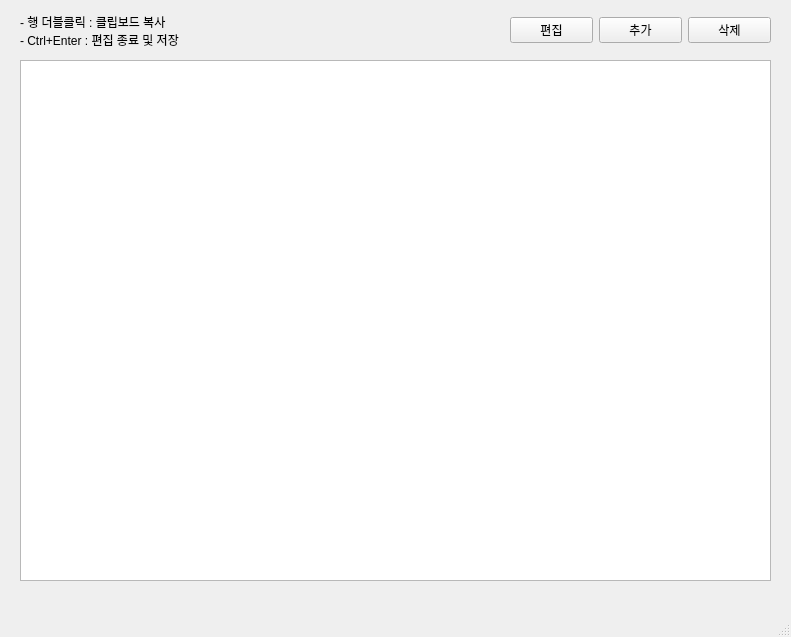
Before: the Qt Designer form view.ui in redzisu/memo-py, drawn with Qt 5.
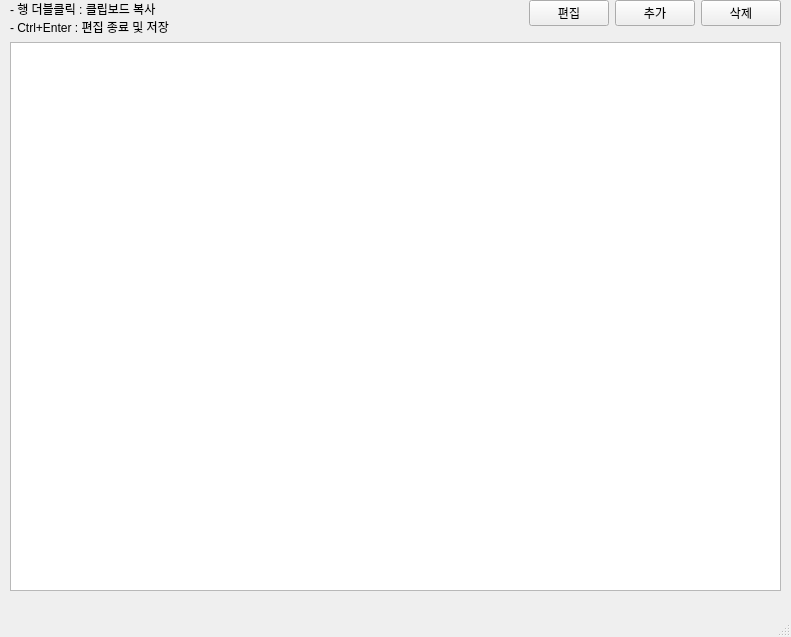
After: the same form once the commit is applied.

Diff of the .ui file:
```diff
--- a/view.ui
+++ b/view.ui
@@ -10,19 +10,60 @@
     <height>637</height>
    </rect>
   </property>
+  <property name="sizePolicy">
+   <sizepolicy hsizetype="Expanding" vsizetype="Expanding">
+    <horstretch>0</horstretch>
+    <verstretch>0</verstretch>
+   </sizepolicy>
+  </property>
+  <property name="minimumSize">
+   <size>
+    <width>0</width>
+    <height>0</height>
+   </size>
+  </property>
+  <property name="focusPolicy">
+   <enum>Qt::FocusPolicy::NoFocus</enum>
+  </property>
   <property name="windowTitle">
    <string>View</string>
   </property>
   <widget class="QWidget" name="centralwidget">
+   <property name="sizePolicy">
+    <sizepolicy hsizetype="Expanding" vsizetype="Expanding">
+     <horstretch>0</horstretch>
+     <verstretch>0</verstretch>
+    </sizepolicy>
+   </property>
+   <widget class="QWidget" name="formLayoutWidget">
+    <property name="geometry">
+     <rect>
+      <x>10</x>
+      <y>0</y>
+      <width>771</width>
+      <height>591</height>
+     </rect>
+    </property>
+    <layout class="QFormLayout" name="formLayout">
+     <property name="sizeConstraint">
+      <enum>QLayout::SizeConstraint::SetDefaultConstraint</enum>
+     </property>
+     <property name="fieldGrowthPolicy">
+      <enum>QFormLayout::FieldGrowthPolicy::ExpandingFieldsGrow</enum>
+     </property>
+     <property name="rowWrapPolicy">
+      <enum>QFormLayout::RowWrapPolicy::DontWrapRows</enum>
+     </property>
+     <item row="0" column="0">
+      <widget class="QLabel" name="label">
+       <property name="text">
+        <string>- 행 더블클릭 : 클립보드 복사
+- Ctrl+Enter : 편집 종료 및 저장</string>
+       </property>
+      </widget>
+     </item>
+     <item row="1" column="0" colspan="2">
    <widget class="QListWidget" name="grd_list">
-    <property name="geometry">
-     <rect>
-      <x>20</x>
-      <y>60</y>
-      <width>751</width>
-      <height>521</height>
-     </rect>
-    </property>
     <property name="styleSheet">
      <string notr="true"/>
     </property>
@@ -32,6 +73,9 @@
     <property name="verticalScrollBarPolicy">
      <enum>Qt::ScrollBarPolicy::ScrollBarAsNeeded</enum>
     </property>
+       <property name="sizeAdjustPolicy">
+        <enum>QAbstractScrollArea::SizeAdjustPolicy::AdjustToContents</enum>
+       </property>
     <property name="textElideMode">
      <enum>Qt::TextElideMode::ElideNone</enum>
     </property>
@@ -42,18 +86,33 @@
      <set>Qt::AlignmentFlag::AlignLeading|Qt::AlignmentFlag::AlignLeft|Qt::AlignmentFlag::AlignTop</set>
     </property>
    </widget>
-   <widget class="QWidget" name="horizontalLayoutWidget">
-    <property name="geometry">
-     <rect>
-      <x>510</x>
-      <y>10</y>
-      <width>261</width>
-      <height>41</height>
-     </rect>
-    </property>
+     </item>
+     <item row="0" column="1">
     <layout class="QHBoxLayout" name="horizontalLayout">
+       <property name="sizeConstraint">
+        <enum>QLayout::SizeConstraint::SetDefaultConstraint</enum>
+       </property>
+       <item>
+        <spacer name="horizontalSpacer">
+         <property name="orientation">
+          <enum>Qt::Orientation::Horizontal</enum>
+         </property>
+         <property name="sizeHint" stdset="0">
+          <size>
+           <width>40</width>
+           <height>20</height>
+          </size>
+         </property>
+        </spacer>
+       </item>
      <item>
       <widget class="QPushButton" name="btn_editList">
+         <property name="minimumSize">
+          <size>
+           <width>0</width>
+           <height>0</height>
+          </size>
+         </property>
        <property name="text">
         <string>편집</string>
        </property>
@@ -74,20 +133,8 @@
       </widget>
      </item>
     </layout>
-   </widget>
-   <widget class="QLabel" name="label">
-    <property name="geometry">
-     <rect>
-      <x>20</x>
-      <y>10</y>
-      <width>301</width>
-      <height>41</height>
-     </rect>
-    </property>
-    <property name="text">
-     <string>- 행 더블클릭 : 클립보드 복사
-- Ctrl+Enter : 편집 종료 및 저장</string>
-    </property>
+     </item>
+    </layout>
    </widget>
   </widget>
   <widget class="QMenuBar" name="menubar">
```
Left out of the diff: 3 changed lines with no effect on the pictures. Lines whose indentation alone changed are shown as unchanged.
